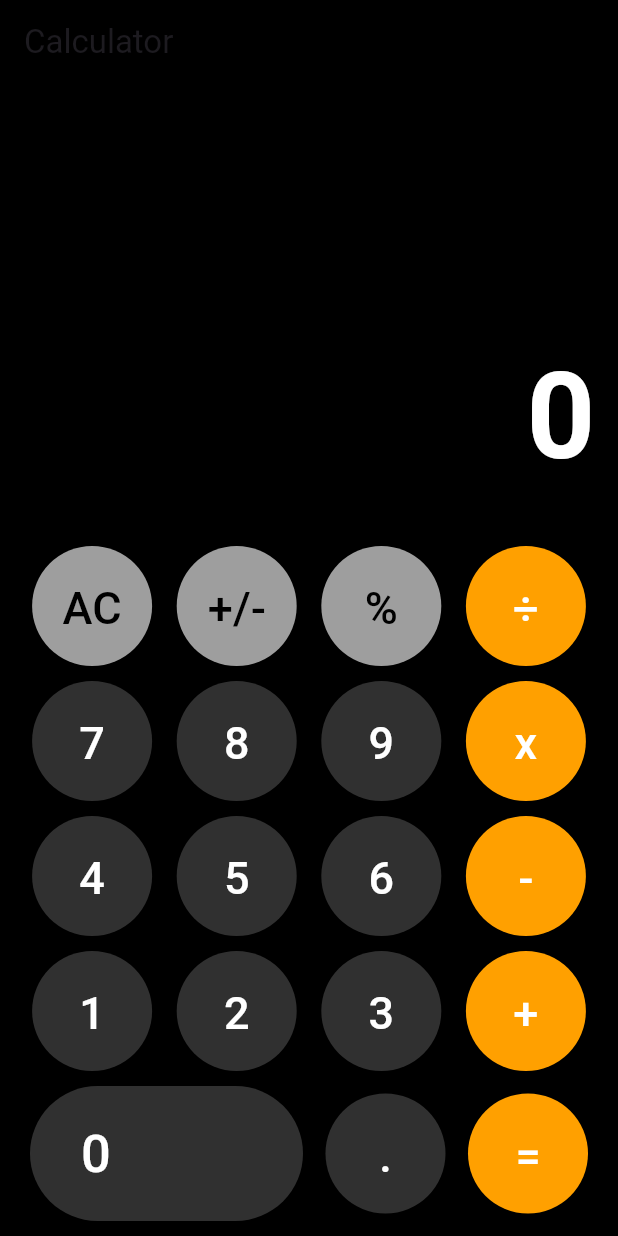
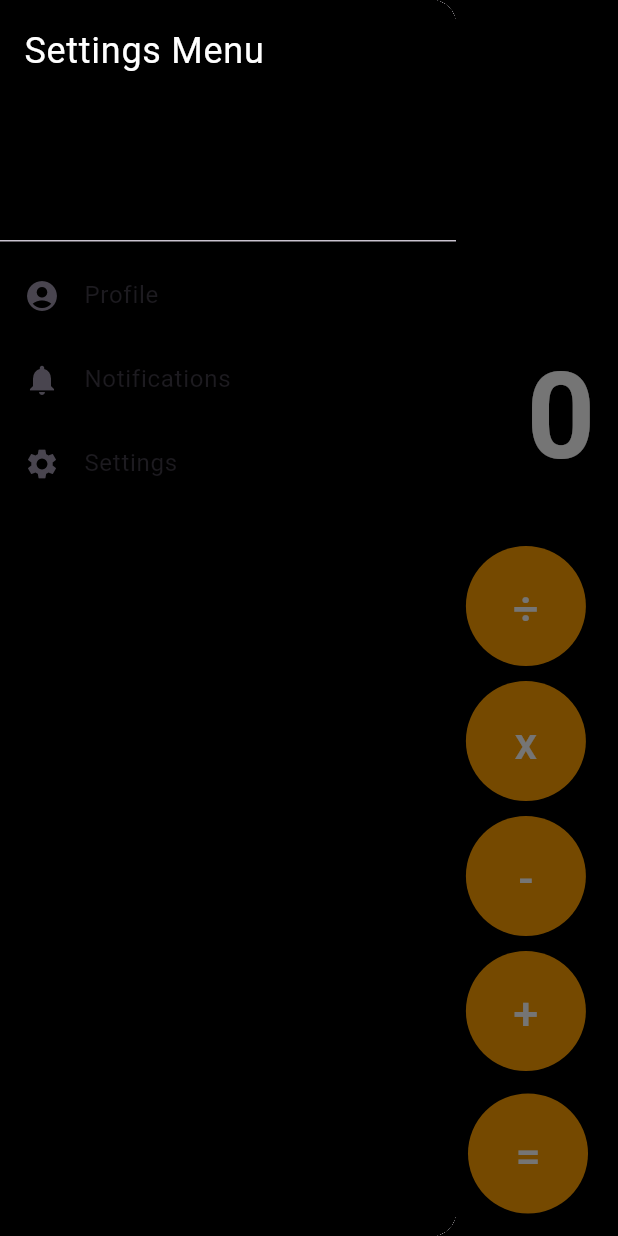
Before and after one commit to basuru07/Calculator-App, a Flutter app: the screen it shows after launch, with the side drawer open (before the commit the screen has no drawer), on a phone screen of 412 x 824 dp. Run offline on Flutter 3.47's test engine with Material 3 defaults, Android fonts, the phone set to English and light mode, and no system bars; our stand-ins replace math_expressions.

Commit message:
Create the slide bar

```diff
--- a/lib/main.dart
+++ b/lib/main.dart
@@ -1,4 +1,3 @@
-
 import 'package:flutter/material.dart';
 import 'package:math_expressions/math_expressions.dart';
 
@@ -20,21 +19,22 @@ class Calculator extends StatefulWidget {
   const Calculator({super.key});
 
   @override
-  _CalculatorState createState() => _CalculatorState();  // Fixed the syntax here
+  _CalculatorState createState() => _CalculatorState(); // Fixed the syntax here
 }
 
 class _CalculatorState extends State<Calculator> {
-  String userInput = '';  // store the user input as a string
+  String userInput = ''; // store the user input as a string
   String result = '0'; // store the calculated result
+  final GlobalKey<ScaffoldState> _scaffoldKey = GlobalKey<ScaffoldState>();
 
-// funtion of the button
+  // Function of the button
   Widget calcbutton(String btntxt, Color btncolor, Color txtcolor) {
     return Container(
       width: 80,
       height: 80,
       child: ElevatedButton(
         onPressed: () {
-          //Call the onbuttonPressed funtion with the button's text
+          // Call the onButtonPressed function with the button's text
           onButtonPressed(btntxt);
         },
         style: ElevatedButton.styleFrom(
@@ -79,9 +79,9 @@ class _CalculatorState extends State<Calculator> {
     });
   }
 
-  // funtion of the mathematical expression
-  void calculateResult (){
-    try{
+  // Function for mathematical expression
+  void calculateResult() {
+    try {
       // Use the math_expressions package for safe evaluation
       Parser parser = Parser();
 
@@ -103,11 +103,71 @@ class _CalculatorState extends State<Calculator> {
   @override
   Widget build(BuildContext context) {
     return Scaffold(
+      key: _scaffoldKey, // Assign the GlobalKey to the Scaffold
       backgroundColor: Colors.black,
       appBar: AppBar(
-        title: Text('Calculator'),
+        title: Text(''),
         backgroundColor: Colors.black,
+        actions: <Widget>[
+          Padding(
+            padding: EdgeInsets.only(right: 360.0), // Add padding here
+            child: IconButton(
+              icon: Icon(
+                Icons.settings_outlined,
+                color: Colors.grey,
+                size: 30,
+              ),
+              onPressed: () {
+                _scaffoldKey.currentState?.openDrawer(); // Opens the Drawer
+              },
+            ),
+          ),
+        ],
       ),
+      drawer: Drawer(
+        child: Container(
+          color: Colors.black,
+          child: ListView(
+            padding: EdgeInsets.zero,
+            children: <Widget>[
+              DrawerHeader(
+                decoration: BoxDecoration(
+                  color: Colors.black,
+                ),
+                child: Text(
+                  'Settings Menu',
+                  style: TextStyle(
+                    color: Colors.white,
+                    fontSize: 24,
+                  ),
+                ),
+              ),
+              ListTile(
+                leading: Icon(Icons.account_circle),
+                title: Text('Profile'),
+                onTap: () {
+                  // Handle profile click
+                },
+              ),
+              ListTile(
+                leading: Icon(Icons.notifications),
+                title: Text('Notifications'),
+                onTap: () {
+                  // Handle notifications click
+                },
+              ),
+              ListTile(
+                leading: Icon(Icons.settings),
+                title: Text('Settings'),
+                onTap: () {
+                  // Handle settings click
+                },
+              ),
+            ],
+          ),
+        ),
+      ),
+
       body: Padding(
         padding: EdgeInsets.symmetric(horizontal: 5),
         child: Column(
@@ -117,7 +177,7 @@ class _CalculatorState extends State<Calculator> {
             Container(
               alignment: Alignment.centerRight,
               child: SingleChildScrollView(
-                scrollDirection: Axis.horizontal,  // Changed to horizontal for better number display
+                scrollDirection: Axis.horizontal, // Changed to horizontal for better number display
                 child: Padding(
                   padding: EdgeInsets.all(10.0),
                   child: Text(
@@ -157,8 +217,7 @@ class _CalculatorState extends State<Calculator> {
                 calcbutton('÷', Colors.amber[700]!, Colors.white),
               ],
             ),
-            SizedBox(height: 10),  // Added spacing at the bottom
-
+            SizedBox(height: 10), // Added spacing at the bottom
             Row(
               mainAxisAlignment: MainAxisAlignment.spaceEvenly,
               children: [
@@ -166,11 +225,9 @@ class _CalculatorState extends State<Calculator> {
                 calcbutton('8', Colors.grey[850]!, Colors.white),
                 calcbutton('9', Colors.grey[850]!, Colors.white),
                 calcbutton('x', Colors.amber[700]!, Colors.white),
-
               ],
             ),
             SizedBox(height: 10),
-
             Row(
               mainAxisAlignment: MainAxisAlignment.spaceEvenly,
               children: [
@@ -178,11 +235,9 @@ class _CalculatorState extends State<Calculator> {
                 calcbutton('5', Colors.grey[850]!, Colors.white),
                 calcbutton('6', Colors.grey[850]!, Colors.white),
                 calcbutton('-', Colors.amber[700]!, Colors.white),
-
               ],
             ),
             SizedBox(height: 10),
-
             Row(
               mainAxisAlignment: MainAxisAlignment.spaceEvenly,
               children: [
@@ -190,32 +245,31 @@ class _CalculatorState extends State<Calculator> {
                 calcbutton('2', Colors.grey[850]!, Colors.white),
                 calcbutton('3', Colors.grey[850]!, Colors.white),
                 calcbutton('+', Colors.amber[700]!, Colors.white),
-
               ],
             ),
             SizedBox(height: 10),
-
             Row(
               mainAxisAlignment: MainAxisAlignment.spaceEvenly,
               children: [
-                // Design the '0' button
                 ElevatedButton(
                   onPressed: () {
-                    // button function
+                    onButtonPressed('0');
                   },
                   style: ElevatedButton.styleFrom(
                     padding: EdgeInsets.fromLTRB(34, 20, 128, 20),
                     shape: const StadiumBorder(),
                     backgroundColor: Colors.grey[850], // Button background color
                   ),
-                  child: const Text("0",
-                    style: TextStyle(fontSize: 35, color: Colors.white, // Text color
+                  child: const Text(
+                    "0",
+                    style: TextStyle(
+                      fontSize: 35,
+                      color: Colors.white, // Text color
                     ),
                   ),
                 ),
                 calcbutton('.', Colors.grey[850]!, Colors.white),
-                calcbutton('=' , Colors.amber[700]!, Colors.white),
-
+                calcbutton('=', Colors.amber[700]!, Colors.white),
               ],
             ),
             SizedBox(height: 10),
@@ -224,6 +278,4 @@ class _CalculatorState extends State<Calculator> {
       ),
     );
   }
-  //calculator logic
-
 }
```
